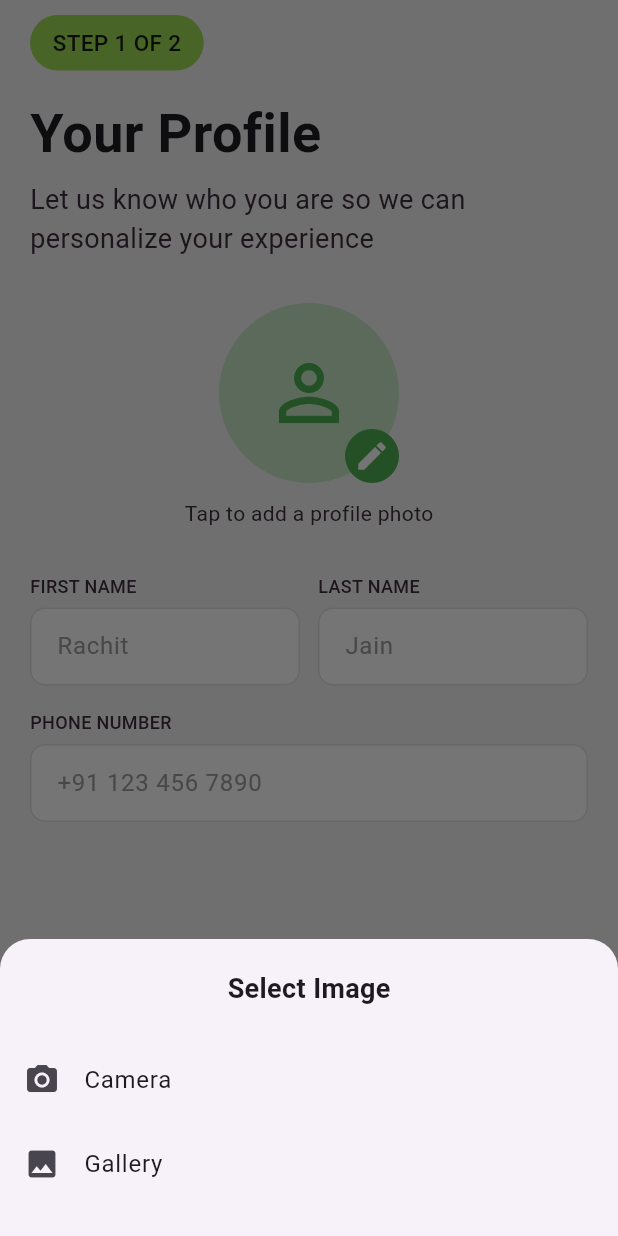
After one commit to RachitJain2204/KhetBuddy, a Flutter app: the CreateProfile screen opened by its route, after a tap on the "person outline" icon, on a phone screen of 412 x 824 dp. The commit adds this screen. Run offline on Flutter 3.47's test engine with Material 3 defaults, Android fonts, the phone set to English and light mode, and no system bars; our stand-ins replace dio, google_fonts, image_picker, shared_preferences; accounts and stored records are empty.

Commit message:
Added the Create Profile Screen

```diff
--- a/lib/app_routes.dart
+++ b/lib/app_routes.dart
@@ -1,5 +1,5 @@
 import 'package:flutter/material.dart';
-
+import 'package:khet_buddy/profile/create_profile.dart';
 import 'auth/presentation/login_screen.dart';
 import 'auth/presentation/sign_up_screen.dart';
 import '../splash/splash_screen.dart';
@@ -11,6 +11,7 @@ class AppRoutes {
   static const String login = '/login';
   static const String signup = '/signup';
   static const String homepage = '/homepage';
+  static const String createProfile = '/createProfile';
 
   static Route<dynamic> generateRoute(RouteSettings settings) {
     switch (settings.name) {
@@ -22,7 +23,7 @@ class AppRoutes {
 
       case auth:
         return MaterialPageRoute(
-          builder: (_) => const SignUpScreen(), // temporary (we’ll improve later)
+          builder: (_) => const LoginScreen(),
         );
 
       case login:
@@ -40,6 +41,11 @@ class AppRoutes {
           builder: (_) => const HomeScreen(),
         );
 
+      case createProfile:
+        return MaterialPageRoute(
+          builder: (_) => const CreateProfile(),
+        );
+
       default:
         return MaterialPageRoute(
           builder: (_) => const SplashScreen(),
--- a/lib/auth/presentation/login_screen.dart
+++ b/lib/auth/presentation/login_screen.dart
@@ -1,5 +1,6 @@
 import 'package:flutter/material.dart';
 import 'package:google_fonts/google_fonts.dart';
+import 'package:khet_buddy/constants/colors.dart';
 import 'package:provider/provider.dart';
 import '../../app_routes.dart';
 import '../controller/auth_controller.dart';
@@ -22,7 +23,7 @@ class _LoginScreenState extends State<LoginScreen> {
     final screenHeight = MediaQuery.of(context).size.height;
 
     return Scaffold(
-      backgroundColor: const Color.fromARGB(255, 220, 220, 220),
+      backgroundColor: AppColors.offwhite,
       body: Column(
         children: [
           // 🔹 Top Section
--- a/lib/auth/presentation/sign_up_screen.dart
+++ b/lib/auth/presentation/sign_up_screen.dart
@@ -2,6 +2,7 @@ import 'package:flutter/material.dart';
 import 'package:google_fonts/google_fonts.dart';
 import 'package:provider/provider.dart';
 import '../../app_routes.dart';
+import '../../constants/colors.dart';
 import '../controller/auth_controller.dart';
 
 class SignUpScreen extends StatefulWidget {
@@ -25,7 +26,7 @@ class _SignUpScreenState extends State<SignUpScreen> {
     final screenHeight = MediaQuery.of(context).size.height;
 
     return Scaffold(
-      backgroundColor: const Color.fromARGB(255, 220, 220, 220),
+      backgroundColor: AppColors.offwhite,
       body: Column(
         children: [
           // 🔹 Top Section
@@ -244,7 +245,7 @@ class _SignUpScreenState extends State<SignUpScreen> {
 
                             if (success) {
                               Navigator.pushReplacementNamed(
-                                  context, AppRoutes.homepage);
+                                  context, AppRoutes.createProfile);
                             } else {
                               ScaffoldMessenger.of(context).showSnackBar(
                                 SnackBar(
--- a/lib/constants/colors.dart
+++ b/lib/constants/colors.dart
@@ -4,7 +4,7 @@ class AppColors {
   static const Color mainGreen = Color(0xFF9DDA52);
   static const Color black = Color(0xFF000000);
   static const Color white = Color(0xFFFFFFFF);
-  static const Color offwhite = Color(0xFFFBFBFB);
+  static const Color offwhite = Color(0xFBF2F2F2);
   static const Color hintText = Color(0xFF9E9E9E);
   static const Color darkgreen = Color(0xFF0C582B);
   static const Color bgcolor = Color(0xFFF9F9F9);
--- /dev/null
+++ b/lib/profile/create_profile.dart
@@ -0,0 +1,289 @@
+import 'package:flutter/material.dart';
+import 'dart:io';
+import 'package:image_picker/image_picker.dart';
+import '../app_routes.dart';
+import '../constants/colors.dart';
+
+class CreateProfile extends StatefulWidget {
+  const CreateProfile({super.key});
+
+  @override
+  State<CreateProfile> createState() => _CreateProfileState();
+}
+
+class _CreateProfileState extends State<CreateProfile> {
+
+  File? _image;
+  final ImagePicker _picker = ImagePicker();
+
+  Future<void> _pickImage(ImageSource source) async {
+    final XFile? pickedFile = await _picker.pickImage(source: source);
+
+    if (pickedFile != null) {
+      setState(() {
+        _image = File(pickedFile.path);
+      });
+    }
+  }
+
+  void _showImageSourceSheet() {
+    showModalBottomSheet(
+      context: context,
+      shape: const RoundedRectangleBorder(
+        borderRadius: BorderRadius.vertical(top: Radius.circular(20)),
+      ),
+      builder: (context) {
+        return Padding(
+          padding: const EdgeInsets.symmetric(vertical: 20),
+          child: Column(
+            mainAxisSize: MainAxisSize.min,
+            children: [
+              const Text(
+                "Select Image",
+                style: TextStyle(
+                  fontSize: 18,
+                  fontWeight: FontWeight.w600,
+                ),
+              ),
+              const SizedBox(height: 20),
+
+              ListTile(
+                leading: const Icon(Icons.camera_alt),
+                title: const Text("Camera"),
+                onTap: () {
+                  Navigator.pop(context);
+                  _pickImage(ImageSource.camera);
+                },
+              ),
+
+              ListTile(
+                leading: const Icon(Icons.photo),
+                title: const Text("Gallery"),
+                onTap: () {
+                  Navigator.pop(context);
+                  _pickImage(ImageSource.gallery);
+                },
+              ),
+            ],
+          ),
+        );
+      },
+    );
+  }
+
+  @override
+  Widget build(BuildContext context) {
+    return Scaffold(
+      backgroundColor: AppColors.offwhite,
+      body: SafeArea(
+        child: Padding(
+          padding: const EdgeInsets.symmetric(horizontal: 20),
+          child: Column(
+            crossAxisAlignment: CrossAxisAlignment.start,
+            children: [
+              const SizedBox(height: 10),
+
+              // Step indicator
+              Container(
+                padding: const EdgeInsets.symmetric(horizontal: 15, vertical: 8),
+                decoration: BoxDecoration(
+                  color: AppColors.mainGreen,
+                  borderRadius: BorderRadius.circular(20),
+                ),
+                child: Text(
+                  "STEP 1 OF 2",
+                  style: TextStyle(
+                    fontSize: 15,
+                    color: Colors.black87,
+                    fontWeight: FontWeight.w500,
+                  ),
+                ),
+              ),
+
+              const SizedBox(height: 16),
+
+              // Title
+              const Text(
+                "Your Profile",
+                style: TextStyle(
+                  fontSize: 36,
+                  fontWeight: FontWeight.w600,
+                ),
+              ),
+
+              const SizedBox(height: 6),
+
+              // Subtitle
+              const Text(
+                "Let us know who you are so we can personalize your experience",
+                style: TextStyle(
+                  fontSize: 18,
+                  color: AppColors.textBlack,
+                ),
+              ),
+
+              const SizedBox(height: 30),
+
+              // Profile Image
+              Center(
+                child: GestureDetector(
+                  onTap: _showImageSourceSheet,
+                  child: Stack(
+                    children: [
+                      CircleAvatar(
+                        radius: 60,
+                        backgroundColor: Colors.green.shade100,
+                        backgroundImage:
+                        _image != null ? FileImage(_image!) : null,
+                        child: _image == null
+                            ? const Icon(
+                          Icons.person_outline,
+                          size: 60,
+                          color: Colors.green,
+                        )
+                            : null,
+                      ),
+
+                      Positioned(
+                        bottom: 0,
+                        right: 0,
+                        child: Container(
+                          decoration: const BoxDecoration(
+                            shape: BoxShape.circle,
+                            color: Colors.green,
+                          ),
+                          padding: const EdgeInsets.all(6),
+                          child: const Icon(
+                            Icons.edit,
+                            size: 24,
+                            color: Colors.white,
+                          ),
+                        ),
+                      )
+                    ],
+                  ),
+                ),
+              ),
+
+              const SizedBox(height: 10),
+
+              const Center(
+                child: Text(
+                  "Tap to add a profile photo",
+                  style: TextStyle(color: AppColors.textBlack),
+                ),
+              ),
+
+              const SizedBox(height: 30),
+
+              // First + Last Name
+              Row(
+                children: const [
+                  Expanded(
+                    child: CustomTextField(
+                      label: "FIRST NAME",
+                      hint: "Rachit",
+                    ),
+                  ),
+                  SizedBox(width: 12),
+                  Expanded(
+                    child: CustomTextField(
+                      label: "LAST NAME",
+                      hint: "Jain",
+                    ),
+                  ),
+                ],
+              ),
+
+              const SizedBox(height: 16),
+
+              // Phone
+              const CustomTextField(
+                label: "PHONE NUMBER",
+                hint: "+91 123 456 7890",
+              ),
+
+              const Spacer(),
+
+              // Continue Button
+              SizedBox(
+                width: double.infinity,
+                height: 55,
+                child: ElevatedButton(
+                  onPressed: () {
+                    Navigator.pushReplacementNamed(
+                        context, AppRoutes.homepage);
+                  },
+                  style: ElevatedButton.styleFrom(
+                    backgroundColor: AppColors.mainGreen,
+                    shape: RoundedRectangleBorder(
+                      borderRadius: BorderRadius.circular(12),
+                    ),
+                  ),
+                  child: const Text(
+                    "Continue",
+                    style: TextStyle(
+                      fontSize: 16,
+                      color: Colors.black87,
+                    ),
+                  ),
+                ),
+              ),
+
+              const SizedBox(height: 20),
+            ],
+          ),
+        ),
+      ),
+    );
+  }
+}
+
+class CustomTextField extends StatelessWidget {
+  final String label;
+  final String hint;
+
+  const CustomTextField({
+    super.key,
+    required this.label,
+    required this.hint,
+  });
+
+  @override
+  Widget build(BuildContext context) {
+    return Column(
+      crossAxisAlignment: CrossAxisAlignment.start,
+      children: [
+        Text(
+          label,
+          style: const TextStyle(
+            fontSize: 12,
+            color: AppColors.textBlack,
+            fontWeight: FontWeight.w500,
+          ),
+        ),
+        const SizedBox(height: 6),
+        TextField(
+          decoration: InputDecoration(
+            hintText: hint,
+            hintStyle: TextStyle(
+              color: AppColors.hintText,
+            ),
+            filled: true,
+            fillColor: Colors.white,
+            contentPadding:
+            const EdgeInsets.symmetric(horizontal: 14, vertical: 14),
+            border: OutlineInputBorder(
+              borderRadius: BorderRadius.circular(10),
+              borderSide: BorderSide(color: Colors.grey.shade300),
+            ),
+            enabledBorder: OutlineInputBorder(
+              borderRadius: BorderRadius.circular(10),
+              borderSide: BorderSide(color: Colors.grey.shade300),
+            ),
+          ),
+        ),
+      ],
+    );
+  }
+}
--- a/pubspec.yaml
+++ b/pubspec.yaml
@@ -35,6 +35,7 @@ dependencies:
   dio: ^5.9.2
   shared_preferences: ^2.5.5
   provider: ^6.1.5+1
+  image_picker: ^1.2.1
 
 dev_dependencies:
   flutter_test:
```
Also changed, not shown: pubspec.lock, 5 other files.
